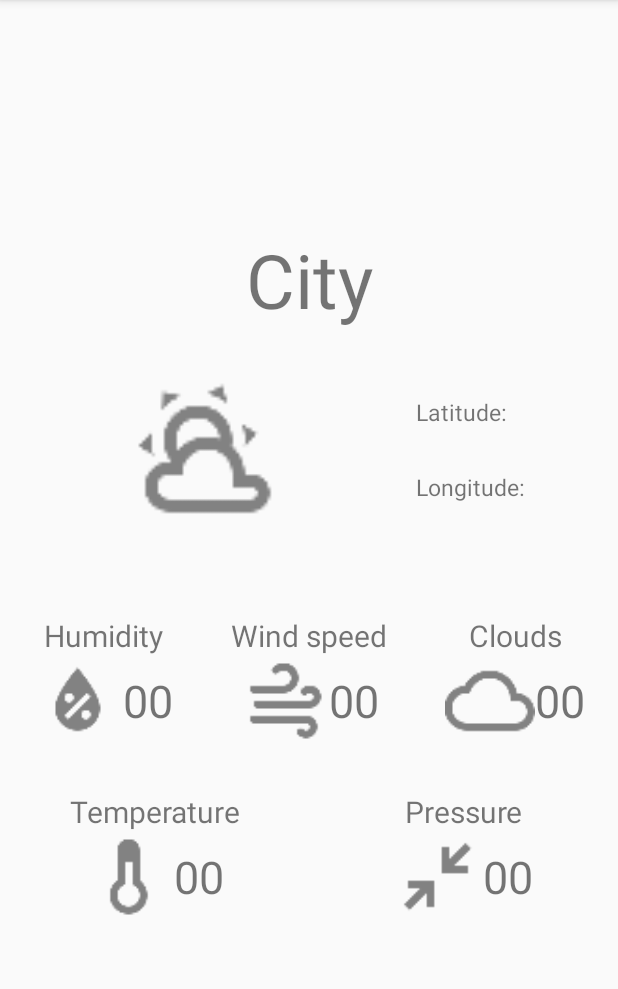
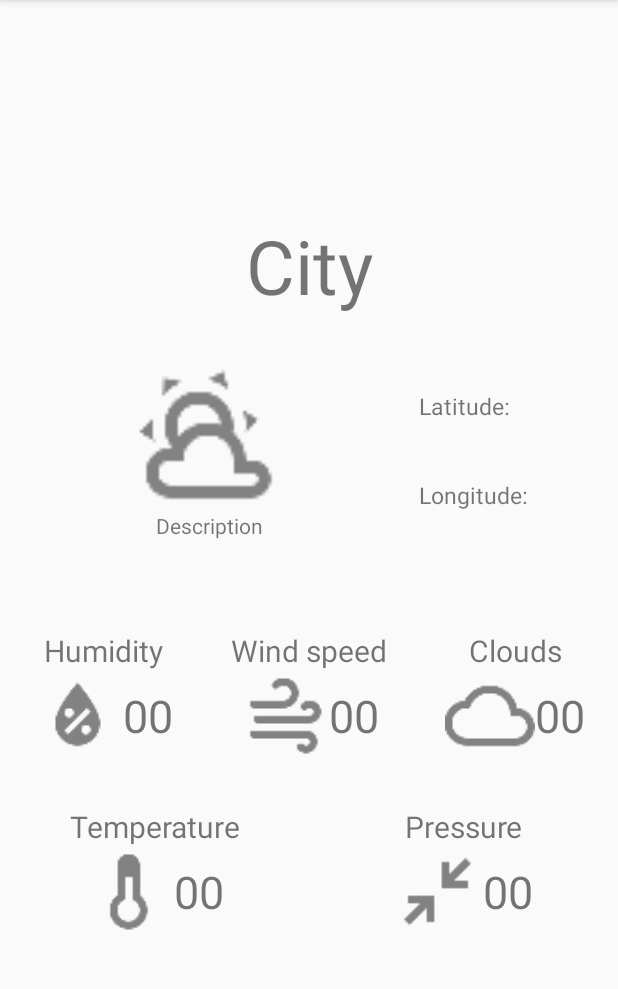
Before and after one commit to d100495/WeatherApp, an Android app: the WeatherCurrentActivity screen opened directly, with no data from a screen before it, on a phone screen of 412 x 824 dp, the part 84-1073 px from its top. Run offline under Robolectric (Android 15) with nearby library versions, the phone set to English and light mode, and no system bars; our stand-ins replace Picasso, Volley; network calls fail; pictures from the network do not load.

Commit message:
Added weather description and listView OnItemClickListener for for choosing cities(temporary)

```diff
--- a/WeatherAppAndroidClient/app/src/main/java/com/example/dunger/weatherappandroidclient/Services/WeatherServiceApixu.java
+++ b/WeatherAppAndroidClient/app/src/main/java/com/example/dunger/weatherappandroidclient/Services/WeatherServiceApixu.java
@@ -54,7 +54,8 @@ public class WeatherServiceApixu implements IWeatherService{
                         currentWeatherApixu.getCurrent().getTemp_c(),
                         currentWeatherApixu.getCurrent().getWind_kph(),
                         currentWeatherApixu.getCurrent().getCloud(),
-                        currentWeatherApixu.getCurrent().getPressure_mb()
+                        currentWeatherApixu.getCurrent().getPressure_mb(),
+                        currentWeatherApixu.getCurrent().getCondition().getText()
                         );
             }
         }, new Response.ErrorListener() {
--- a/WeatherAppAndroidClient/app/src/main/java/com/example/dunger/weatherappandroidclient/WeatherCurrentActivity.java
+++ b/WeatherAppAndroidClient/app/src/main/java/com/example/dunger/weatherappandroidclient/WeatherCurrentActivity.java
@@ -1,5 +1,6 @@
 package com.example.dunger.weatherappandroidclient;
 
+import android.content.Intent;
 import android.support.v4.view.GravityCompat;
 import android.support.v4.widget.DrawerLayout;
 import android.support.v7.app.AppCompatActivity;
@@ -34,6 +35,7 @@ public class WeatherCurrentActivity extends AppCompatActivity {
     TextView currentWindspeedValue;
     TextView currentCloudsValue;
     TextView currentPressureValue;
+    TextView currentWeatherDescription;
 
     private void initViews() {
         mDrawerLayout = findViewById(R.id.drawer_layout);
@@ -46,6 +48,7 @@ public class WeatherCurrentActivity extends AppCompatActivity {
         currentWindspeedValue=findViewById(R.id.currentWindspeedValue);
         currentCloudsValue=findViewById(R.id.currentCloudsValue);
         currentPressureValue=findViewById(R.id.currentPressureValue);
+        currentWeatherDescription=findViewById(R.id.currentWeatherDescription);
     }
 
     @Override
@@ -59,8 +62,12 @@ public class WeatherCurrentActivity extends AppCompatActivity {
         NavigationBar navigationBar = new NavigationBar(this); //required if navigation bar exists in this activity_layout
         getSupportActionBar().setDisplayHomeAsUpEnabled(true);//required if navigation bar exists in this activity_layout
 
+        //TODO city/lat,lon as parameters
+        Intent intent = getIntent();
+        intent.getStringExtra("station");
+
         IWeatherService  weatherService= WeatherFactoryService.createService("Apixu",WeatherCurrentActivity.this);
-        weatherService.GetCurrentWeather("Katowice");
+        weatherService.GetCurrentWeather(intent.getStringExtra("station"));
     }//onCreate()
 
     public static WeatherCurrentActivity getInstance(){
@@ -68,7 +75,7 @@ public class WeatherCurrentActivity extends AppCompatActivity {
     }
 
 
-    public void SetViewElementsValues(String image,String city, float lat, float lon, float humidity, float temperature, float windspeed,float clouds,float pressure ){
+    public void SetViewElementsValues(String image,String city, float lat, float lon, float humidity, float temperature, float windspeed,float clouds,float pressure,String description){
         Picasso.get().load(image).into(currentWeatherImage);
         currentCityString.setText(city);
         currentLatString.setText(Float.toString(lat));
@@ -78,6 +85,7 @@ public class WeatherCurrentActivity extends AppCompatActivity {
         currentWindspeedValue.setText(Float.toString(windspeed));
         currentCloudsValue.setText(Float.toString(clouds));
         currentPressureValue.setText(Float.toString(pressure));
+        currentWeatherDescription.setText(description);
     }
 
     @Override
--- a/WeatherAppAndroidClient/app/src/main/res/layout/activity_weather_current.xml
+++ b/WeatherAppAndroidClient/app/src/main/res/layout/activity_weather_current.xml
@@ -30,13 +30,27 @@
             android:orientation="horizontal"
             android:layout_height="wrap_content">
 
-            <ImageView
+            <LinearLayout
                 android:layout_width="wrap_content"
-                android:layout_height="100dp"
-                android:layout_weight="4"
-                android:src="@mipmap/ic_weather_partlycloudy"
-                android:id="@+id/currentWeatherImage"
-                />
+                android:layout_weight="3"
+                android:gravity="center"
+                android:orientation="vertical"
+                android:layout_height="wrap_content">
+                <ImageView
+                    android:layout_width="100dp"
+                    android:layout_height="100dp"
+                    android:layout_weight="6"
+                    android:src="@mipmap/ic_weather_partlycloudy"
+                    android:id="@+id/currentWeatherImage"
+                    />
+                <TextView
+                    android:layout_width="wrap_content"
+                    android:layout_weight="1"
+                    android:text="Description"
+                    android:id="@+id/currentWeatherDescription"
+                    android:layout_height="wrap_content" />
+            </LinearLayout>
+
 
             <LinearLayout
                 android:layout_width="wrap_content"
```
Also changed, not shown: WeatherAppAndroidClient/app/src/main/java/com/example/dunger/weatherappandroidclient/WeatherStationsActivity.java (+14 -0 lines).
